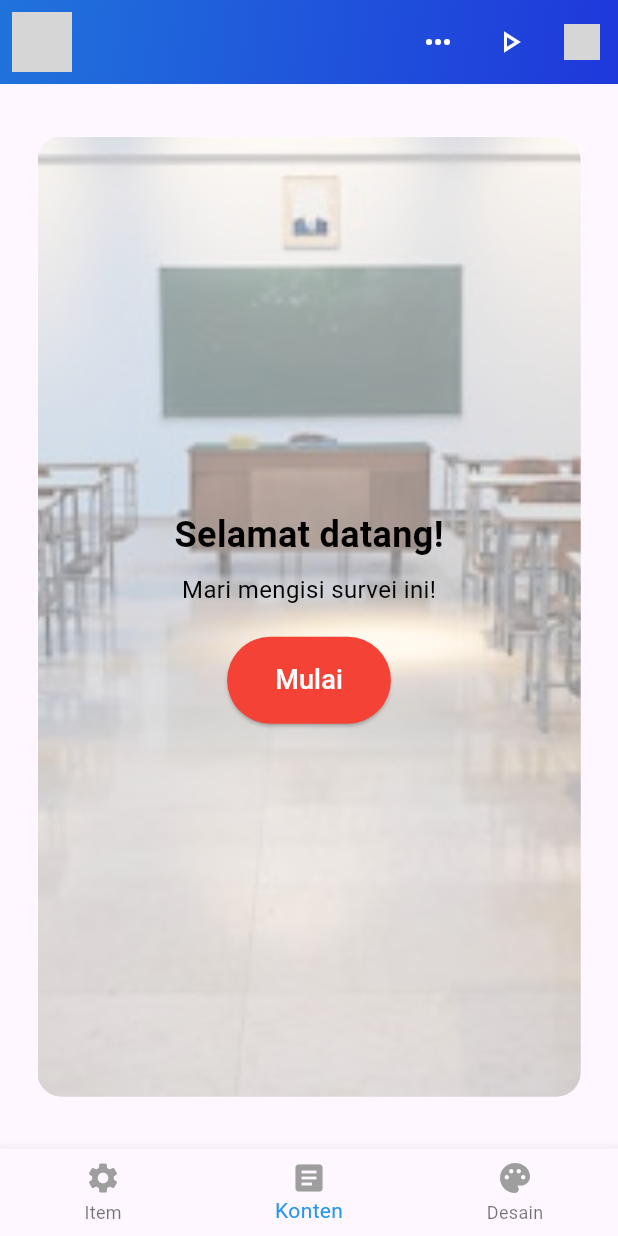
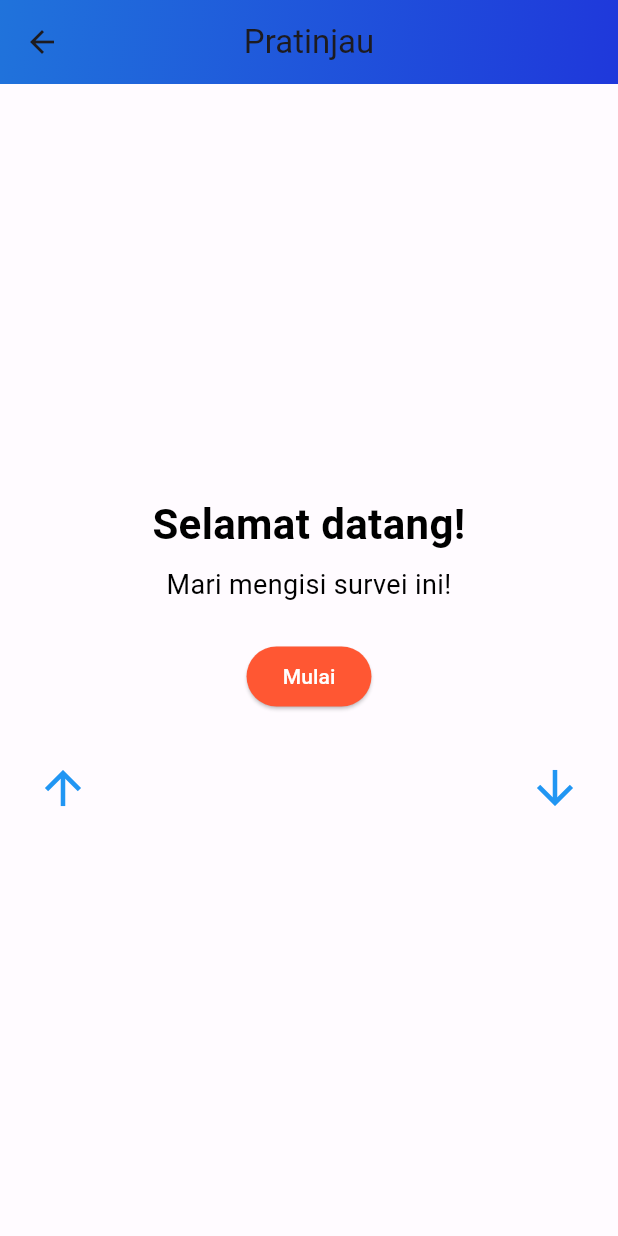
Before and after one commit to BeMySample/BeMySample_MobileFE, a Flutter app: the SurveyPage screen opened by its route, item 2 of the bottom bar chosen, scrolled down 106 dp, after a tap on "Mulai", after a tap on the "play arrow" icon, on a phone screen of 412 x 824 dp. Run offline on Flutter 3.47's test engine with Material 3 defaults, Android fonts, the phone set to English and light mode, and no system bars; our stand-ins replace flutter_colorpicker, image_picker; missing offline and left inert: iconify_flutter; grey boxes are pictures that could not be loaded.

Commit message:
feat: add preview page (tp masih juelek plis)

```diff
--- a/lib/main.dart
+++ b/lib/main.dart
@@ -3,6 +3,7 @@ import 'package:ngoding_project/pages/login.dart';
 import 'package:ngoding_project/pages/splash.dart';
 import 'package:ngoding_project/pages/home.dart';
 import 'package:ngoding_project/pages/editsurvey.dart';
+import 'package:ngoding_project/pages/preview.dart'; // Tambahkan import untuk PreviewPage
 
 void main() {
   runApp(const MyApp());
@@ -24,6 +25,7 @@ class MyApp extends StatelessWidget {
         '/login': (context) => LoginPage(), // Route ke LoginPage
         '/home': (context) => const HomePage(), // Route ke HomePage
         '/editsurvey': (context) => SurveyPage(), // Route ke SurveyPage
+        '/preview': (context) => PreviewPage(pages: []), // Route ke PreviewPage (baru ditambahkan)
       },
       builder: (context, child) {
         // Override text scale to 1.0
--- a/lib/pages/editsurvey.dart
+++ b/lib/pages/editsurvey.dart
@@ -5,6 +5,7 @@ import 'package:iconify_flutter/iconify_flutter.dart';
 import 'package:iconify_flutter/icons/material_symbols.dart'; // Impor package color picker
 import 'package:image_picker/image_picker.dart'; // Impor package image picker
 import 'dart:io'; // Impor package dart:io untuk File
+import 'package:ngoding_project/pages/preview.dart'; // Impor PreviewPage
 
 class SurveyPage extends StatefulWidget {
   @override
@@ -16,7 +17,11 @@ class _SurveyPageState extends State<SurveyPage> {
   final TextEditingController _pageTitleController =
       TextEditingController(); // Controller untuk nama halaman
   List<Map<String, String>> pages = [
-    {'name': 'Selamat datang!', 'description': 'Mari mengisi survei ini!'},
+    {'name': 'Selamat datang!', 'description': 'Mari mengisi survei ini!', 'backgroundColor': '#FFFFFF',
+'backgroundTransparency': '0.5',
+'buttonColor': '#FF5733',
+'textColor': '#000000',
+'buttonTextColor': '#FFFFFF',},
   ]; // Daftar halaman
 
   // Fungsi untuk memperbarui nama halaman di controller
@@ -626,7 +631,14 @@ if (_selectedIndex == 0) {
           IconButton(
             icon: Icon(Icons.play_arrow_outlined, color: Colors.white),
             onPressed: () {
-              // Logika untuk tombol play
+            Navigator.push(
+            context,
+            MaterialPageRoute(
+            builder: (context) => PreviewPage(
+            pages: pages // Kirim data halaman ke PreviewPage
+            ),
+            ),
+            );
             },
           ),
           IconButton(
--- /dev/null
+++ b/lib/pages/preview.dart
@@ -0,0 +1,150 @@
+import 'package:flutter/material.dart';
+
+class PreviewPage extends StatefulWidget {
+  final List<Map<String, dynamic>> pages;
+
+  PreviewPage({required this.pages});
+
+  @override
+  _PreviewPageState createState() => _PreviewPageState();
+}
+
+class _PreviewPageState extends State<PreviewPage> {
+  int currentPage = 0;
+
+  // Fungsi untuk mengonversi hex ke Color
+  Color hexToColor(String hex) {
+    hex = hex.replaceAll('#', '');
+    if (hex.length == 6) {
+      hex = 'FF$hex'; // Tambahkan alpha jika tidak ada
+    }
+    return Color(int.parse(hex, radix: 16));
+  }
+
+  @override
+  Widget build(BuildContext context) {
+    final page = widget.pages[currentPage];
+
+    // Properti desain
+    final backgroundColor = page['backgroundColor'] != null
+        ? hexToColor(page['backgroundColor'])
+        : Colors.white;
+
+    // Konversi backgroundTransparency menjadi double jika berupa string
+    final backgroundTransparency = page['backgroundTransparency'] is String
+        ? double.tryParse(page['backgroundTransparency']) ?? 1.0
+        : (page['backgroundTransparency'] ?? 1.0);
+
+    final buttonColor = page['buttonColor'] != null
+        ? hexToColor(page['buttonColor'])
+        : Colors.blue;
+
+    final textColor = page['textColor'] != null
+        ? hexToColor(page['textColor'])
+        : Colors.black;
+
+    final buttonTextColor = page['buttonTextColor'] != null
+        ? hexToColor(page['buttonTextColor'])
+        : Colors.white;
+
+    return Scaffold(
+      appBar: AppBar(
+        backgroundColor: Colors.transparent,
+        elevation: 0,
+        flexibleSpace: Container(
+          decoration: BoxDecoration(
+            gradient: LinearGradient(
+              colors: [Color(0xFF2073DB), Color(0xFF1F38DB)],
+              begin: Alignment.topLeft,
+              end: Alignment.bottomRight,
+            ),
+          ),
+        ),
+        title: Text('Pratinjau'),
+        centerTitle: true,
+      ),
+      body: Stack(
+        children: [
+          // Gambar latar belakang
+          if (page['backgroundImage'] != null)
+            Container(
+              decoration: BoxDecoration(
+                image: DecorationImage(
+                  image: AssetImage(page['backgroundImage']),
+                  fit: BoxFit.cover,
+                ),
+              ),
+            ),
+          // Warna latar belakang transparan
+          Container(
+            color: backgroundColor.withOpacity(backgroundTransparency),
+          ),
+          // Konten halaman
+          Center(
+            child: Padding(
+              padding: const EdgeInsets.all(16.0),
+              child: Column(
+                mainAxisAlignment: MainAxisAlignment.center,
+                children: [
+                  Text(
+                    page['name'] ?? '',
+                    style: TextStyle(
+                      fontSize: 28,
+                      fontWeight: FontWeight.bold,
+                      color: textColor,
+                    ),
+                    textAlign: TextAlign.center,
+                  ),
+                  SizedBox(height: 8),
+                  Text(
+                    page['description'] ?? '',
+                    style: TextStyle(
+                      fontSize: 18,
+                      color: textColor,
+                    ),
+                    textAlign: TextAlign.center,
+                  ),
+                  SizedBox(height: 24),
+                  ElevatedButton(
+                    onPressed: () {},
+                    style: ElevatedButton.styleFrom(
+                      backgroundColor: buttonColor,
+                      foregroundColor: buttonTextColor,
+                    ),
+                    child: Text('Mulai'),
+                  ),
+                  SizedBox(height: 24),
+                  Row(
+                    mainAxisAlignment: MainAxisAlignment.spaceBetween,
+                    children: [
+                      IconButton(
+                        icon: Icon(Icons.arrow_upward, size: 36, color: Colors.blue),
+                        onPressed: currentPage > 0
+                            ? () {
+                                setState(() {
+                                  currentPage--;
+                                });
+                              }
+                            : null,
+                      ),
+                      IconButton(
+                        icon: Icon(Icons.arrow_downward, size: 36, color: Colors.blue),
+                        onPressed: currentPage < widget.pages.length - 1
+                            ? () {
+                                setState(() {
+                                  currentPage++;
+                                });
+                              }
+                            : null,
+                      ),
+                    ],
+                  ),
+                ],
+              ),
+            ),
+          ),
+        ],
+      ),
+    );
+  }
+}
```
